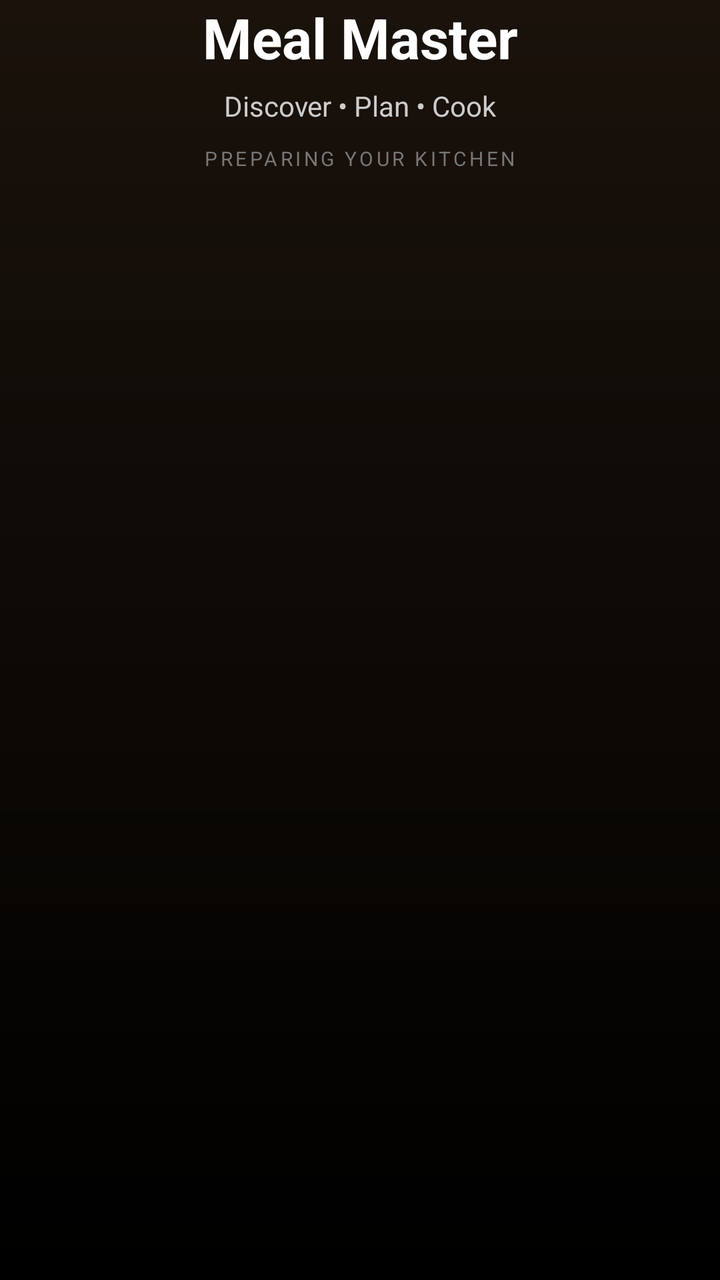
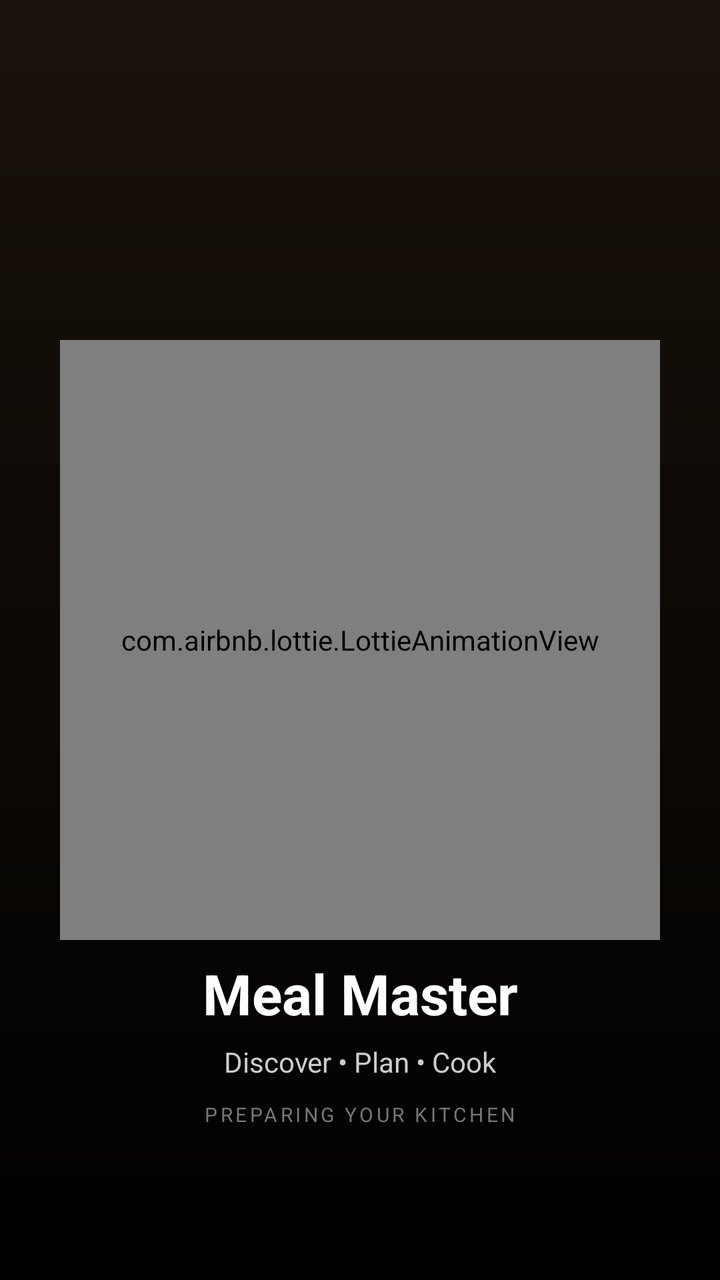

Before-and-after screenshots of an Android layout around one commit, followed by the original layout XML and the change that was made.
<!-- AndroidManifest.xml: application theme Theme.MealMaster -->
<!-- res/layout/fragment_splash.xml -->
<?xml version="1.0" encoding="utf-8"?>
<androidx.constraintlayout.widget.ConstraintLayout
    xmlns:android="http://schemas.android.com/apk/res/android"
    xmlns:app="http://schemas.android.com/apk/res-auto"
    xmlns:tools="http://schemas.android.com/tools"
    android:layout_width="match_parent"
    android:layout_height="match_parent"
    android:background="@drawable/bg_gradient_dark">


    <TextView
        android:id="@+id/title"
        android:layout_width="wrap_content"
        android:layout_height="wrap_content"
        android:text="Meal Master"
        android:textColor="@android:color/white"
        android:textSize="28sp"
        android:textStyle="bold"
        app:layout_constraintEnd_toEndOf="parent"
        app:layout_constraintStart_toStartOf="parent"
        app:layout_constraintTop_toTopOf="parent" />

    <TextView
        android:id="@+id/subtitle"
        android:layout_width="wrap_content"
        android:layout_height="wrap_content"
        android:text="Discover • Plan • Cook"
        android:textColor="#CCCCCC"
        android:textSize="14sp"
        app:layout_constraintTop_toBottomOf="@id/title"
        app:layout_constraintStart_toStartOf="parent"
        app:layout_constraintEnd_toEndOf="parent"
        android:layout_marginTop="6dp"/>

    <TextView
        android:id="@+id/caption"
        android:layout_width="wrap_content"
        android:layout_height="wrap_content"
        android:text="PREPARING YOUR KITCHEN"
        android:textColor="#777777"
        android:textSize="10sp"
        android:letterSpacing="0.15"
        app:layout_constraintTop_toBottomOf="@id/subtitle"
        app:layout_constraintStart_toStartOf="parent"
        app:layout_constraintEnd_toEndOf="parent"
        android:layout_marginTop="10dp"/>

</androidx.constraintlayout.widget.ConstraintLayout>
<!-- resources referenced by this layout -->
<resources>
  <!-- drawable bg_gradient_dark (drawable) -->
  <shape xmlns:android="http://schemas.android.com/apk/res/android">
      <gradient
          android:startColor="#1A120B"
          android:endColor="#000000"
          android:angle="270"/>
  </shape>
  <style name="Theme.MealMaster" parent="Theme.MaterialComponents.DayNight.NoActionBar">
          <item name="colorPrimary">#FF7A00</item>
          <item name="colorSecondary">#FF7A00</item>
          <item name="colorPrimaryVariant">#CC6200</item>
      </style>
</resources>

<!-- the commit's change to res/layout/fragment_splash.xml (unified diff, before → after) -->
@@ -8,6 +8,20 @@
     android:background="@drawable/bg_gradient_dark">
 
 
+    <com.airbnb.lottie.LottieAnimationView
+        android:id="@+id/lottieView"
+        android:layout_width="300dp"
+        android:layout_height="300dp"
+        android:layout_gravity="center"
+        app:layout_constraintBottom_toBottomOf="parent"
+        app:layout_constraintEnd_toEndOf="parent"
+        app:layout_constraintStart_toStartOf="parent"
+        app:layout_constraintTop_toTopOf="parent"
+        app:lottie_autoPlay="true"
+        app:lottie_fileName="splash.json"
+        app:lottie_loop="true" />
+
+
     <TextView
         android:id="@+id/title"
         android:layout_width="wrap_content"
@@ -16,9 +30,10 @@
         android:textColor="@android:color/white"
         android:textSize="28sp"
         android:textStyle="bold"
+        android:layout_marginTop="8dp"
         app:layout_constraintEnd_toEndOf="parent"
         app:layout_constraintStart_toStartOf="parent"
-        app:layout_constraintTop_toTopOf="parent" />
+        app:layout_constraintTop_toBottomOf="@+id/lottieView" />
 
     <TextView
         android:id="@+id/subtitle"
